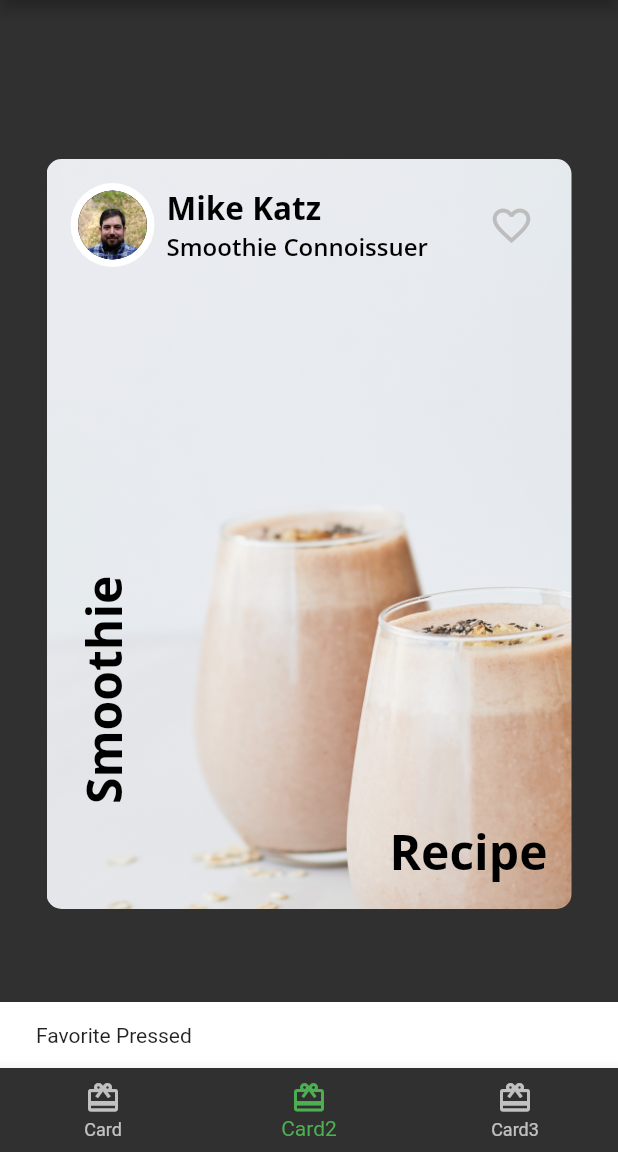
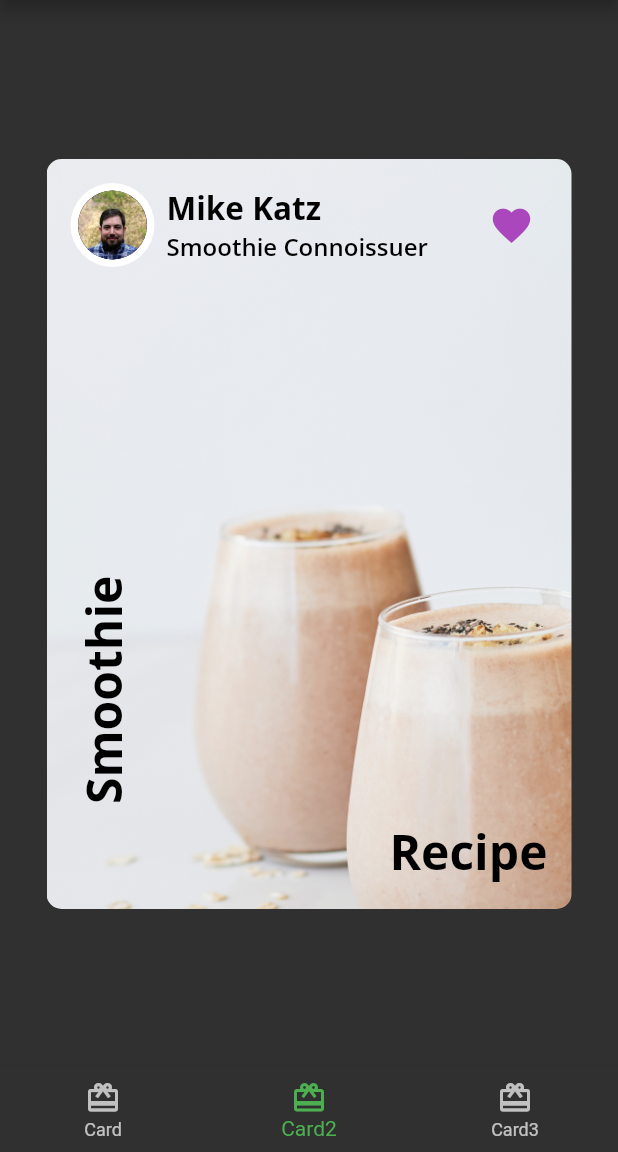
Before and after one commit to namapple/fooderlich, a Flutter app: the screen it shows after launch, item 2 of the bottom bar chosen, after a tap on the "favorite outline" icon, on a phone screen of 412 x 824 dp, the part 84-1236 px from its top. Run offline on Flutter 3.47's test engine with Material 2 defaults, Android fonts, the phone set to English and light mode, and no system bars; our stand-ins replace google_fonts.

```diff
--- a/lib/author_card.dart
+++ b/lib/author_card.dart
@@ -2,7 +2,7 @@ import 'package:flutter/material.dart';
 import 'fooderlich_theme.dart';
 import 'circle_image.dart';
 
-class AuthorCard extends StatelessWidget {
+class AuthorCard extends StatefulWidget {
   const AuthorCard({
     Key? key,
     required this.authorName,
@@ -15,6 +15,13 @@ class AuthorCard extends StatelessWidget {
   final ImageProvider? imageProvider;
 
   @override
+  State<AuthorCard> createState() => _AuthorCardState();
+}
+
+class _AuthorCardState extends State<AuthorCard> {
+  bool _isFavorited = false;
+
+  @override
   Widget build(BuildContext context) {
     return Container(
       padding: const EdgeInsets.all(16.0),
@@ -25,7 +32,7 @@ class AuthorCard extends StatelessWidget {
           Row(
             children: [
               CircleImage(
-                imageProvider: imageProvider,
+                imageProvider: widget.imageProvider,
                 imageRadius: 28,
               ),
               // 2
@@ -35,11 +42,11 @@ class AuthorCard extends StatelessWidget {
                 crossAxisAlignment: CrossAxisAlignment.start,
                 children: [
                   Text(
-                    authorName,
+                    widget.authorName,
                     style: FooderlichTheme.lightTextTheme.headline2,
                   ),
                   Text(
-                    title,
+                    widget.title,
                     style: FooderlichTheme.lightTextTheme.headline3,
                   ),
                 ],
@@ -48,13 +55,14 @@ class AuthorCard extends StatelessWidget {
           ),
           IconButton(
             //4
-            icon: const Icon(Icons.favorite_border),
+            icon: Icon(_isFavorited ? Icons.favorite : Icons.favorite_border),
             iconSize: 30,
-            color: Colors.grey[400],
+            color: Colors.purple[400],
             //5
             onPressed: () {
-              const snackBar = SnackBar(content: Text('Favorite Pressed'));
-              ScaffoldMessenger.of(context).showSnackBar(snackBar);
+              setState(() {
+                _isFavorited = !_isFavorited;
+              });
             },
           ),
         ],
```
